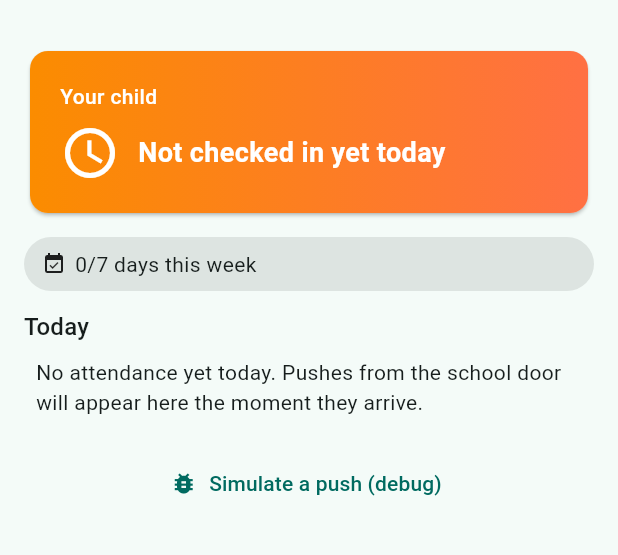
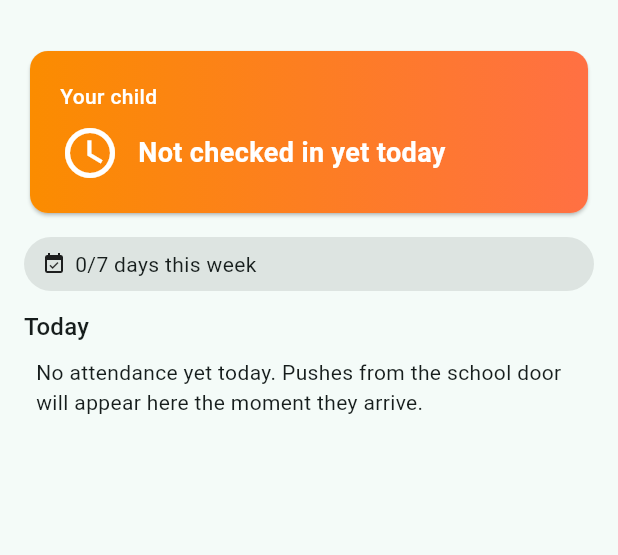
Before and after one commit to webdevshayan/school-attendance-system, a Flutter app: the screen it shows after launch, on a phone screen of 412 x 824 dp, the part 63-618 px from its top. Run offline on Flutter 3.47's test engine with Material 3 defaults, Android fonts, the phone set to English and light mode, and no system bars; our stand-ins replace camera, sqflite; missing offline and left inert: face_verification, libsql_dart; accounts and stored records are empty; statements that could not run were skipped.

Commit message:
Phase 3 review fix: gate the debug push-simulation hook behind kDebugMode so release builds ship clean

```diff
--- a/apps/parent/lib/ui/dashboard_page.dart
+++ b/apps/parent/lib/ui/dashboard_page.dart
@@ -1,5 +1,6 @@
 import 'dart:async';
 
+import 'package:flutter/foundation.dart' show kDebugMode;
 import 'package:flutter/material.dart';
 
 import '../core/config.dart';
@@ -192,12 +193,14 @@ class _DashboardPageState extends State<DashboardPage> {
               'appear here the moment they arrive.',
             ),
           ),
-        const SizedBox(height: 12),
-        TextButton.icon(
-          icon: const Icon(Icons.bug_report),
-          label: const Text('Simulate a push (debug)'),
-          onPressed: _simulatePush,
-        ),
+        // Debug-only: feeds a sample payload through the real pipeline so
+        // the dashboard is exercisable before the live push channel exists.
+        if (kDebugMode)
+          TextButton.icon(
+            icon: const Icon(Icons.bug_report),
+            label: const Text('Simulate a push (debug)'),
+            onPressed: _simulatePush,
+          ),
       ],
     );
   }
```
